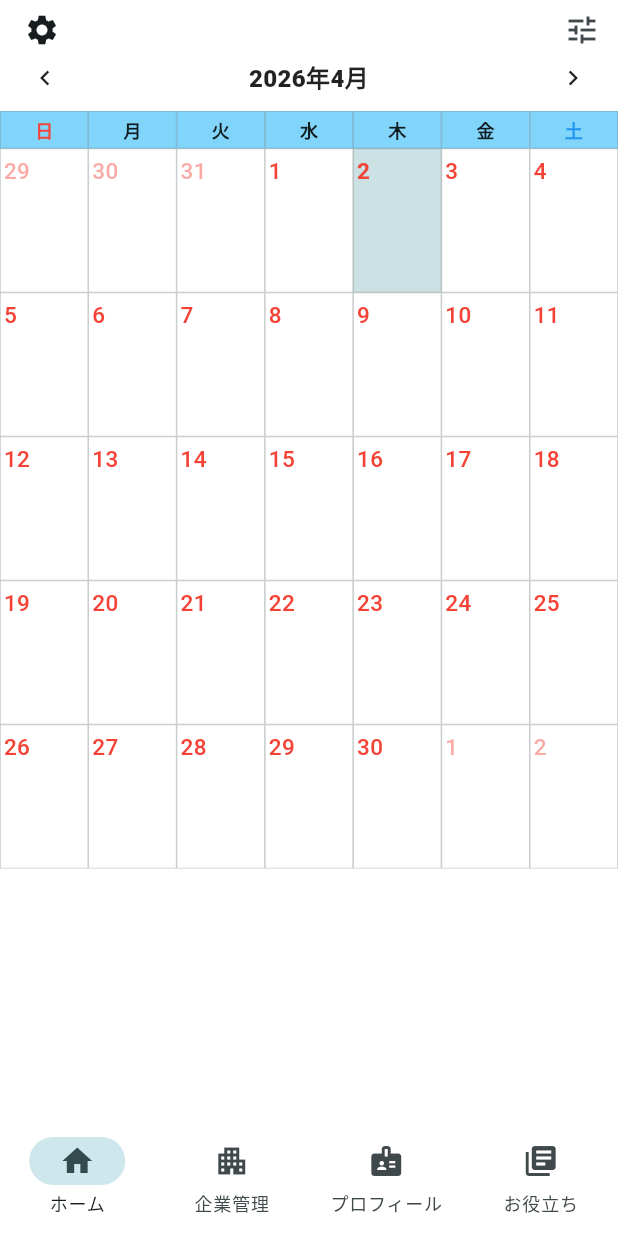
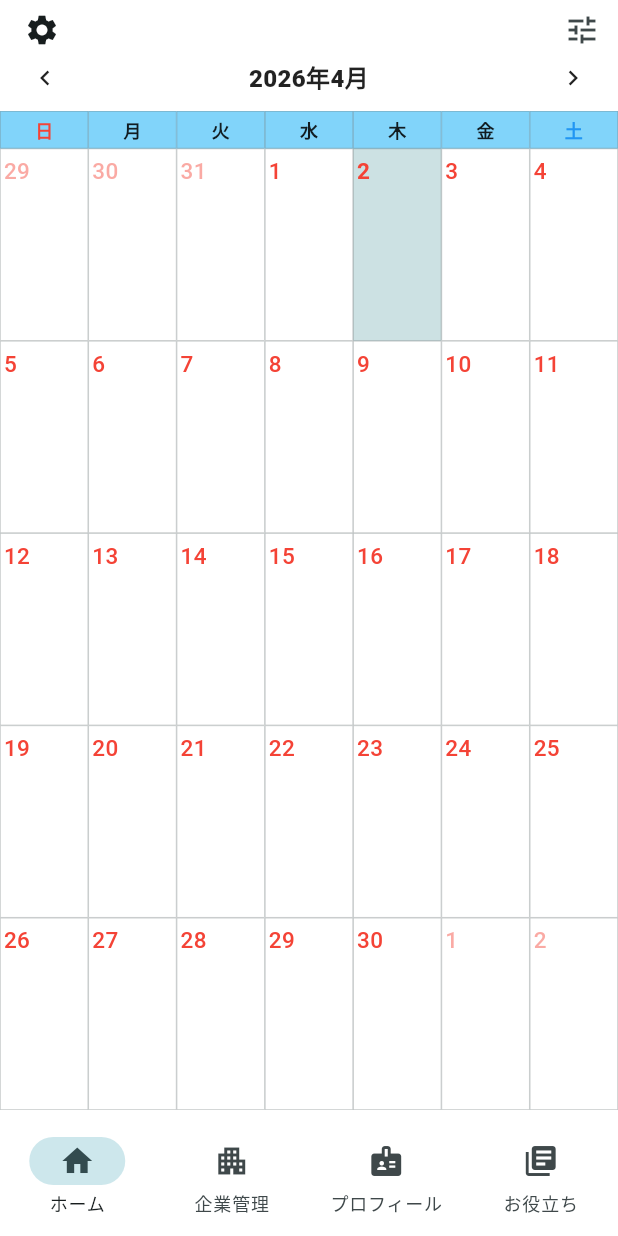
Before and after one commit to yukisato10/my_shukatu, a Flutter app: the screen it shows after launch, on a phone screen of 412 x 824 dp. Run offline on Flutter 3.47's test engine with Material 3 defaults, Android fonts, the phone set to English and light mode, and no system bars; drawn by our look-alikes of table_calendar; our stand-ins replace google_mobile_ads, hive, hive_flutter, shared_preferences; missing offline and left inert: holiday_jp; accounts and stored records are empty; network calls fail.

```diff
--- a/lib/pages/home_page.dart
+++ b/lib/pages/home_page.dart
@@ -6,8 +6,9 @@
 // ・「○年○月」のヘッダー行は背景色なし
 // ・左上の設定ボタンは BottomSheet を表示
 // ・プライバシーポリシーは BottomSheet で表示
+// ・月ごとの行数（4/5/6行）に応じて、カレンダーの各行の高さを自動調整
 //
-// 依存：HiveService / Company / ScheduleItem / ScheduleType / jpholiday
+// 依存：HiveService / Company / ScheduleItem / ScheduleType / holiday_jp / shared_preferences / table_calendar
 
 import '../widgets/ad_scaffold.dart';
 
@@ -128,7 +129,8 @@ class _HomePageState extends State<HomePage> {
     return holiday_jp.getHoliday(d) != null;
   }
 
-  Color _dayNumberColor(BuildContext context, DateTime day, {bool outside = false}) {
+  Color _dayNumberColor(BuildContext context, DateTime day,
+      {bool outside = false}) {
     Color color;
     if (_isSunday(day) || _isHoliday(day)) {
       color = Colors.red;
@@ -138,6 +140,25 @@ class _HomePageState extends State<HomePage> {
       color = Theme.of(context).textTheme.bodyMedium?.color ?? Colors.black87;
     }
     return outside ? color.withOpacity(0.45) : color;
+  }
+
+  int _daysInMonth(DateTime month) {
+    final beginningNextMonth = (month.month < 12)
+        ? DateTime(month.year, month.month + 1, 1)
+        : DateTime(month.year + 1, 1, 1);
+    return beginningNextMonth.subtract(const Duration(days: 1)).day;
+  }
+
+  /// 日曜始まりで、その月が何行必要か返す
+  int _calendarRowCount(DateTime month) {
+    final firstDay = DateTime(month.year, month.month, 1);
+    final daysInMonth = _daysInMonth(month);
+
+    // 日曜=0, 月曜=1, ... 土曜=6
+    final startOffset = firstDay.weekday % 7;
+    final cellCount = startOffset + daysInMonth;
+
+    return (cellCount / 7).ceil();
   }
 
   Future<void> _loadPrefs() async {
@@ -1370,6 +1391,22 @@ class _HomePageState extends State<HomePage> {
         builder: (context, Box<Company> b, _) {
           _rebuildEventMapFromCompanies(b);
 
+          return LayoutBuilder(
+            builder: (context, constraints) {
+              final rows = _calendarRowCount(_focusedDay);
+
+              const double headerHeightEstimate = 44;
+              const double daysOfWeekHeight = 25;
+              const double verticalAdjustment = 4;
+
+              final availableHeight = constraints.maxHeight;
+              final usableHeight = availableHeight -
+                  headerHeightEstimate -
+                  daysOfWeekHeight -
+                  verticalAdjustment;
+
+              final rowHeight = usableHeight / rows;
+
               return TableCalendar<CalendarEvent>(
                 locale: 'ja_JP',
                 startingDayOfWeek: StartingDayOfWeek.sunday,
@@ -1385,25 +1422,31 @@ class _HomePageState extends State<HomePage> {
                   });
                   _openDaySheetOverlay(b, sel);
                 },
-            onPageChanged: (focused) => _focusedDay = focused,
+                onPageChanged: (focused) {
+                  setState(() {
+                    _focusedDay = focused;
+                  });
+                },
+                sixWeekMonthsEnforced: false,
                 headerStyle: const HeaderStyle(
                   formatButtonVisible: false,
                   titleCentered: true,
-              headerPadding: EdgeInsets.symmetric(vertical: 0), // ここで縦幅を縮める
+                  headerPadding: EdgeInsets.symmetric(vertical: 0),
                   titleTextStyle: TextStyle(
                     fontSize: 16,
                     fontWeight: FontWeight.w800,
                     color: Colors.black87,
                   ),
-              leftChevronIcon: Icon(Icons.chevron_left, color: Colors.black87, size: 20),
-              rightChevronIcon: Icon(Icons.chevron_right, color: Colors.black87, size: 20),
+                  leftChevronIcon:
+                  Icon(Icons.chevron_left, color: Colors.black87, size: 20),
+                  rightChevronIcon:
+                  Icon(Icons.chevron_right, color: Colors.black87, size: 20),
                   decoration: BoxDecoration(
                     color: Colors.transparent,
                   ),
                 ),
-            daysOfWeekHeight: 25,
-
-            rowHeight: 96,
+                daysOfWeekHeight: daysOfWeekHeight,
+                rowHeight: rowHeight,
                 calendarStyle: const CalendarStyle(
                   outsideDaysVisible: true,
                   cellMargin: EdgeInsets.zero,
@@ -1432,7 +1475,8 @@ class _HomePageState extends State<HomePage> {
                     if (isSun) textColor = Colors.red;
                     if (isSat) textColor = Colors.blue;
 
-                final borderColor = Theme.of(context).dividerColor.withOpacity(0.40);
+                    final borderColor =
+                    Theme.of(context).dividerColor.withOpacity(0.40);
 
                     return Container(
                       alignment: Alignment.center,
@@ -1469,6 +1513,8 @@ class _HomePageState extends State<HomePage> {
                   markerBuilder: (context, day, events) =>
                   const SizedBox.shrink(),
                 ),
+              );
+            },
           );
         },
       ),
@@ -1926,7 +1972,8 @@ class _ScheduleEditorSheetState extends State<_ScheduleEditorSheet> {
                         onTap: _saving
                             ? null
                             : () async {
-                          final picked = await widget.pickCompany(_companyKey);
+                          final picked =
+                          await widget.pickCompany(_companyKey);
                           if (!mounted) return;
                           setState(() => _companyKey = picked);
                         },
@@ -2271,6 +2318,7 @@ class _ColorPickerDialog extends StatelessWidget {
     );
   }
 }
+
 class _MultiCompanyPickerDialog extends StatefulWidget {
   final Box<Company> box;
   final Set<int> initial;
```
Also changed, not shown: lib/pages/company_page.dart (+13 -13 lines), lib/widgets/ad_scaffold.dart (line endings or trailing spaces). Lines whose indentation alone changed are shown as unchanged.
